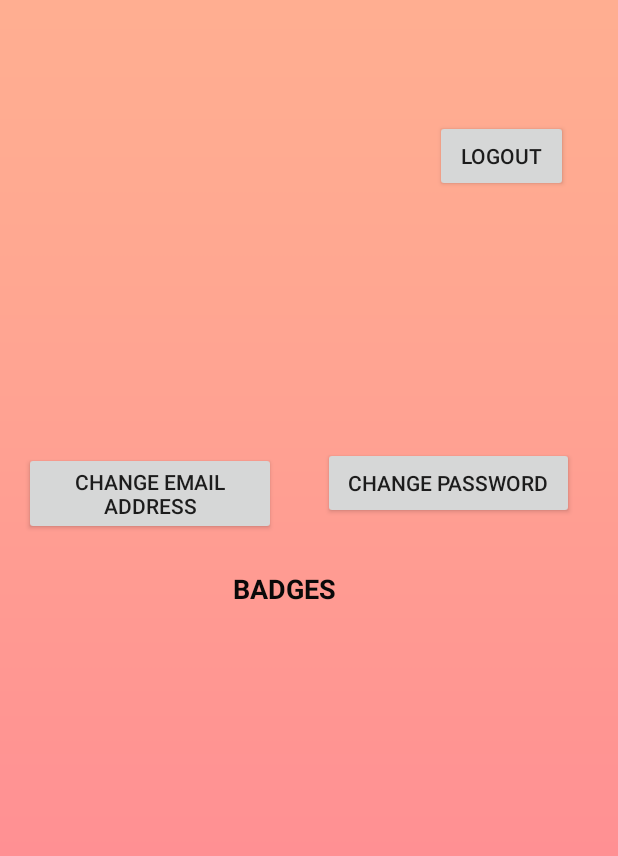
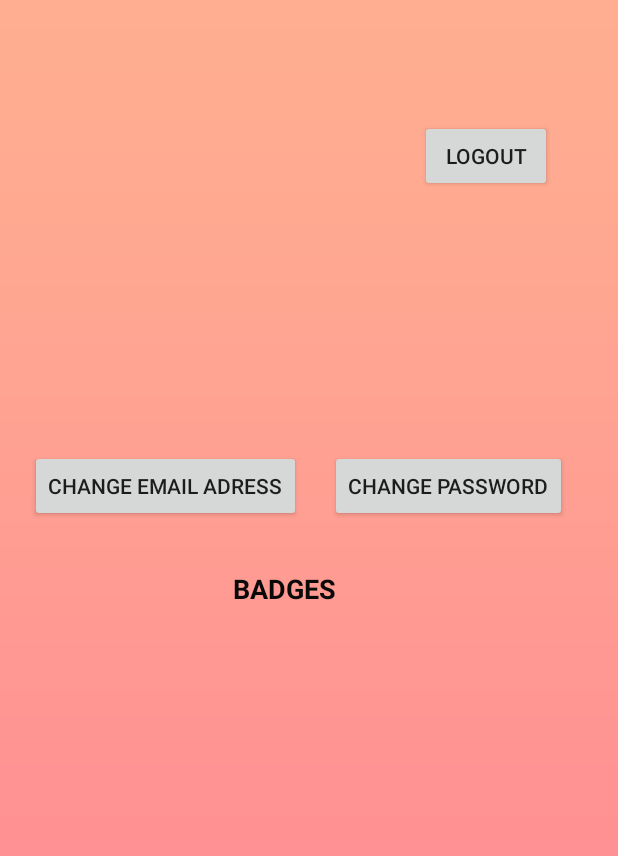
Before and after one commit to tahagates/Travelling-Museum-Application, an Android app: the fragment ProfileFragment shown on its own in the app's theme, on a phone screen of 412 x 824 dp. Shown: the top 856 px of the screen. Run offline under Robolectric (Android 15) with nearby library versions, the phone set to English and light mode, and no system bars; our stand-ins replace Firebase (no records; nobody signed in at launch, a user with empty details on screens opened directly); Roboto replaces fonts that are not available here; 1 statement that could not run was skipped.

Commit message:
buton son düzenleme

```diff
--- a/app/src/main/res/layout/fragment_profile.xml
+++ b/app/src/main/res/layout/fragment_profile.xml
@@ -75,36 +75,6 @@
         android:textStyle="bold"
         android:visibility="gone" />
 
-    <Button
-        android:id="@+id/ch_email"
-        android:layout_width="match_parent"
-        android:layout_height="wrap_content"
-        android:layout_marginStart="16dp"
-        android:layout_marginTop="301dp"
-        android:layout_marginEnd="228dp"
-        android:layout_marginBottom="362dp"
-        android:text="@string/changeEmail" />
-
-    <Button
-        android:id="@+id/ch_password"
-        android:layout_width="match_parent"
-        android:layout_height="wrap_content"
-        android:layout_marginStart="215dp"
-        android:layout_marginTop="298dp"
-        android:layout_marginEnd="29dp"
-        android:layout_marginBottom="362dp"
-        android:text="@string/changePassword" />
-
-    <Button
-        android:id="@+id/btnLogoutProfile"
-        android:layout_width="match_parent"
-        android:layout_height="wrap_content"
-        android:layout_marginStart="290dp"
-        android:layout_marginTop="80dp"
-        android:layout_marginEnd="33dp"
-        android:layout_marginBottom="603dp"
-        android:text="@string/btnLogout" />
-
     <GridView
         android:id="@+id/gridView"
         android:layout_width="match_parent"
@@ -131,4 +101,28 @@
         android:textSize="18sp"
         android:textStyle="bold" />
 
+    <Button
+        android:id="@+id/btnLogoutProfile"
+        android:layout_width="wrap_content"
+        android:layout_height="wrap_content"
+        android:layout_marginStart="280dp"
+        android:layout_marginTop="80dp"
+        android:text="LOGOUT" />
+
+    <Button
+        android:id="@+id/ch_email"
+        android:layout_width="wrap_content"
+        android:layout_height="wrap_content"
+        android:layout_marginStart="20dp"
+        android:layout_marginTop="300dp"
+        android:text="Change Email Adress" />
+
+    <Button
+        android:id="@+id/ch_password"
+        android:layout_width="wrap_content"
+        android:layout_height="wrap_content"
+        android:layout_marginStart="220dp"
+        android:layout_marginTop="300dp"
+        android:text="Change Password" />
+
 </RelativeLayout>
```
